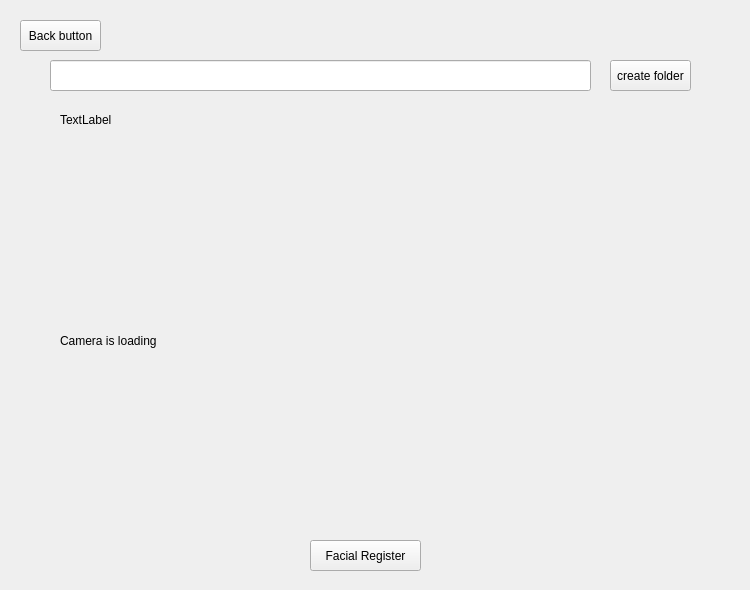
Old version of the form Design/Register.ui in the repository Fsociety-Mrn/AIoT-Knowsme.
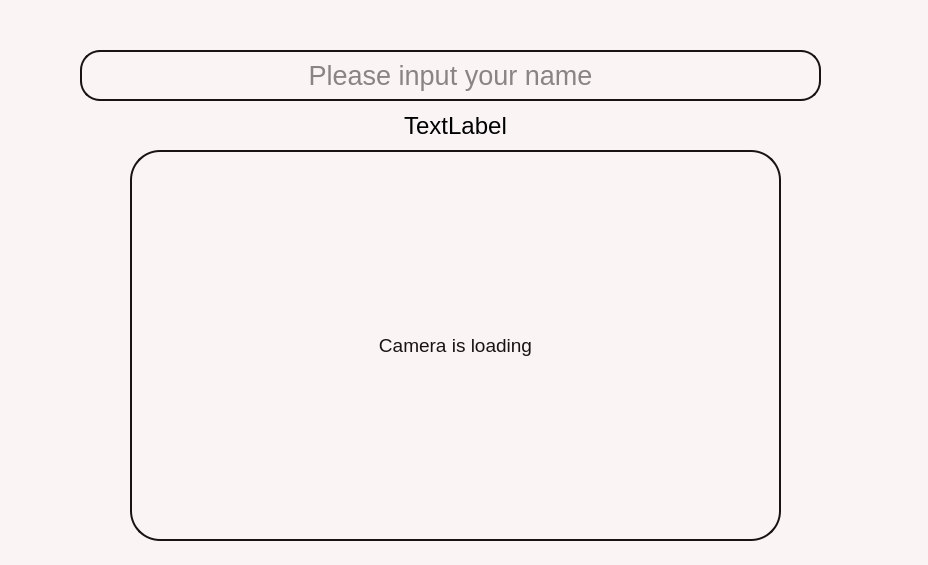
New version of the form. Icons and pictures are not drawn.

Patch:
```diff
--- a/Design/Register.ui
+++ b/Design/Register.ui
@@ -6,87 +6,183 @@
    <rect>
     <x>0</x>
     <y>0</y>
-    <width>750</width>
-    <height>590</height>
+    <width>928</width>
+    <height>565</height>
    </rect>
   </property>
   <property name="windowTitle">
    <string>Frame</string>
   </property>
-  <widget class="QLineEdit" name="lineEdit">
+  <widget class="QWidget" name="widget" native="true">
    <property name="geometry">
     <rect>
-     <x>50</x>
-     <y>60</y>
-     <width>541</width>
-     <height>31</height>
+     <x>0</x>
+     <y>0</y>
+     <width>931</width>
+     <height>571</height>
     </rect>
    </property>
-  </widget>
-  <widget class="QPushButton" name="pushButton">
-   <property name="geometry">
-    <rect>
-     <x>610</x>
-     <y>60</y>
-     <width>81</width>
-     <height>31</height>
-    </rect>
+   <property name="font">
+    <font>
+     <family>Segoe UI</family>
+    </font>
    </property>
-   <property name="text">
-    <string>create folder</string>
+   <property name="styleSheet">
+    <string notr="true">background-color: #faf4f4;</string>
    </property>
-  </widget>
   <widget class="QLabel" name="label">
    <property name="geometry">
     <rect>
-     <x>60</x>
-     <y>160</y>
-     <width>621</width>
-     <height>361</height>
-    </rect>
-   </property>
+      <x>130</x>
+      <y>150</y>
+      <width>651</width>
+      <height>391</height>
+     </rect>
+    </property>
+    <property name="font">
+     <font>
+      <family>Segoe UI</family>
+      <pointsize>14</pointsize>
+     </font>
+    </property>
+    <property name="styleSheet">
+     <string notr="true">border:2px solid #1a1313;
+border-radius : 30%;
+color: #1a1313;</string>
+    </property>
    <property name="text">
     <string>Camera is loading</string>
    </property>
-  </widget>
-  <widget class="QPushButton" name="pushButton_2">
-   <property name="geometry">
-    <rect>
-     <x>310</x>
-     <y>540</y>
-     <width>111</width>
-     <height>31</height>
-    </rect>
-   </property>
-   <property name="text">
-    <string>Facial Register</string>
+    <property name="alignment">
+     <set>Qt::AlignCenter</set>
    </property>
   </widget>
   <widget class="QLabel" name="label_2">
    <property name="geometry">
     <rect>
-     <x>60</x>
+      <x>140</x>
      <y>110</y>
      <width>631</width>
-     <height>20</height>
-    </rect>
-   </property>
+      <height>31</height>
+     </rect>
+    </property>
+    <property name="font">
+     <font>
+      <family>Segoe UI</family>
+      <pointsize>18</pointsize>
+     </font>
+    </property>
    <property name="text">
     <string>TextLabel</string>
    </property>
+    <property name="alignment">
+     <set>Qt::AlignCenter</set>
+    </property>
+   </widget>
+   <widget class="QLineEdit" name="lineEdit">
+    <property name="geometry">
+     <rect>
+      <x>80</x>
+      <y>50</y>
+      <width>741</width>
+      <height>51</height>
+     </rect>
+    </property>
+    <property name="font">
+     <font>
+      <family>Segoe UI</family>
+      <pointsize>20</pointsize>
+     </font>
+    </property>
+    <property name="styleSheet">
+     <string notr="true">background: transparents;
+color: #1a1313;
+background-color: #faf4f4;
+border: 2px solid #1a1313;
+border-radius: 20px;</string>
+    </property>
+    <property name="alignment">
+     <set>Qt::AlignCenter</set>
+    </property>
+    <property name="placeholderText">
+     <string>Please input your name</string>
+    </property>
+    <property name="cursorMoveStyle">
+     <enum>Qt::VisualMoveStyle</enum>
+    </property>
+    <property name="clearButtonEnabled">
+     <bool>true</bool>
+    </property>
+   </widget>
+   <widget class="QPushButton" name="pushButton">
+    <property name="geometry">
+     <rect>
+      <x>830</x>
+      <y>50</y>
+      <width>61</width>
+      <height>51</height>
+     </rect>
+    </property>
+    <property name="font">
+     <font>
+      <family>Segoe UI</family>
+     </font>
+    </property>
+    <property name="text">
+     <string/>
+    </property>
+    <property name="icon">
+     <iconset>
+      <normaloff>Images/icon-create.png</normaloff>Images/icon-create.png</iconset>
+    </property>
+    <property name="iconSize">
+     <size>
+      <width>50</width>
+      <height>50</height>
+     </size>
+    </property>
+    <property name="flat">
+     <bool>true</bool>
+    </property>
   </widget>
   <widget class="QPushButton" name="pushButton_3">
    <property name="geometry">
     <rect>
-     <x>20</x>
-     <y>20</y>
-     <width>81</width>
-     <height>31</height>
-    </rect>
-   </property>
+      <x>10</x>
+      <y>10</y>
+      <width>51</width>
+      <height>51</height>
+     </rect>
+    </property>
+    <property name="font">
+     <font>
+      <family>Segoe UI</family>
+      <pointsize>12</pointsize>
+     </font>
+    </property>
+    <property name="cursor">
+     <cursorShape>PointingHandCursor</cursorShape>
+    </property>
+    <property name="layoutDirection">
+     <enum>Qt::LeftToRight</enum>
+    </property>
    <property name="text">
-    <string>Back button</string>
-   </property>
+     <string/>
+    </property>
+    <property name="icon">
+     <iconset>
+      <normaloff>Images/icon-back.png</normaloff>Images/icon-back.png</iconset>
+    </property>
+    <property name="iconSize">
+     <size>
+      <width>50</width>
+      <height>50</height>
+     </size>
+    </property>
+    <property name="flat">
+     <bool>true</bool>
+    </property>
+   </widget>
   </widget>
  </widget>
  <resources/>
```
Lines whose indentation alone changed are shown as unchanged.
